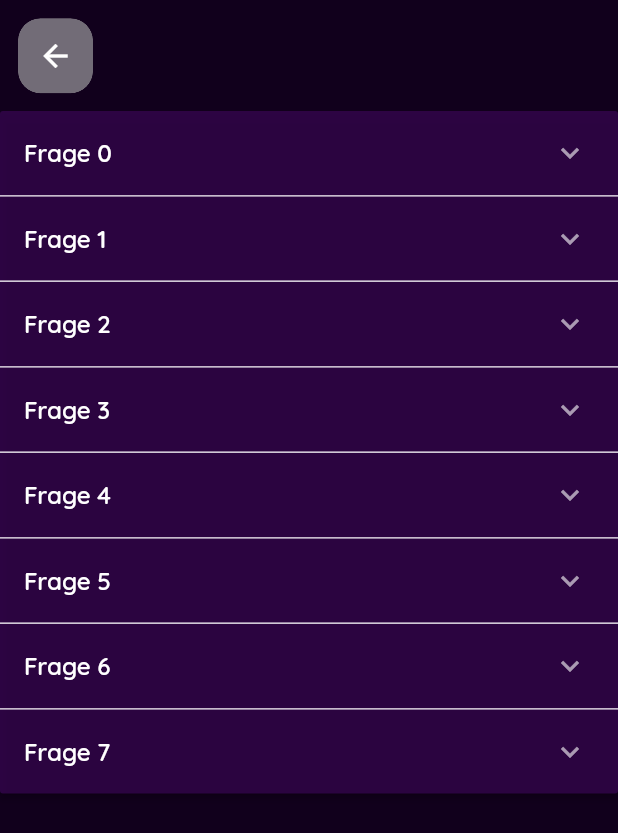
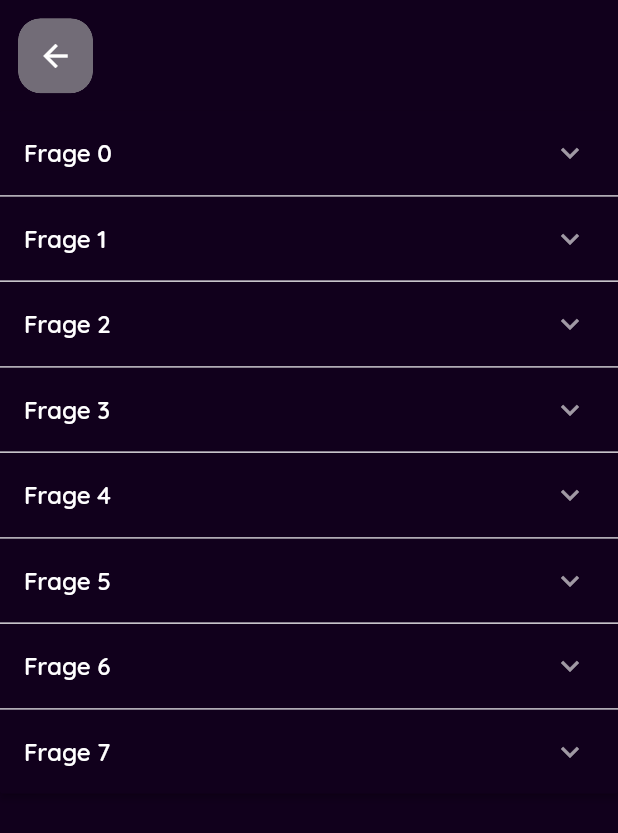
Before and after one commit to domidanke/event_finder, a Flutter app: the SupportPage screen opened by its route, on a phone screen of 412 x 824 dp. Shown: the top 833 px of the screen. Run offline on Flutter 3.47's test engine with Material 2 defaults, Android fonts, the phone set to English and light mode, and no system bars; drawn by our look-alikes of dynamic_color; our stand-ins replace cloud_firestore, firebase_auth, firebase_core, firebase_storage, firebase_ui_firestore, geocoding and 5 more; missing offline and left inert: geoflutterfire_plus, qr_code_scanner; accounts and stored records are empty.

Commit message:
clean up color panels

```diff
--- a/lib/views/feature/shared/support_page.dart
+++ b/lib/views/feature/shared/support_page.dart
@@ -56,7 +56,7 @@ class _SupportPageState extends State<SupportPage> {
       },
       children: _supportItems.map<ExpansionPanel>((SupportItem item) {
         return ExpansionPanel(
-          backgroundColor: primaryColorTransparent,
+          backgroundColor: primaryBackgroundColor,
           headerBuilder: (BuildContext context, bool isExpanded) {
             return ListTile(
               title: Text(item.headerValue),
```
